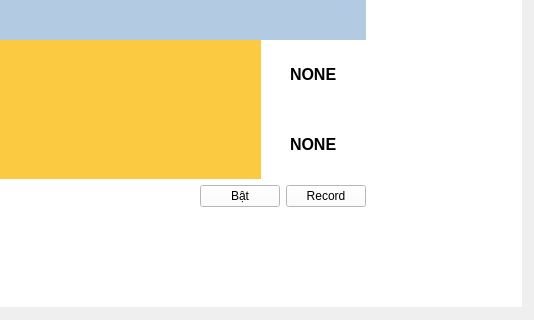
First picture: the form in UiFiles/createSample.ui, repository dangkh/UIDataCollection, before the edit; both pictures show x 759 to 1293 and y 314 to 634 of the 1293 by 634 pixel window.
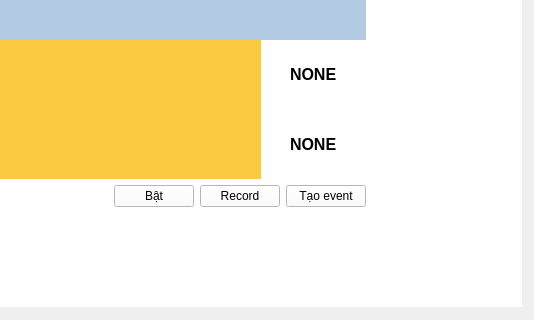
Second picture: the form after the edit. Icons and pictures are not drawn.

The edit to the form file:
```diff
--- a/UiFiles/createSample.ui
+++ b/UiFiles/createSample.ui
@@ -222,6 +222,13 @@
             </property>
            </widget>
           </item>
+          <item>
+           <widget class="QPushButton" name="eventCreateBtn">
+            <property name="text">
+             <string>Tạo event</string>
+            </property>
+           </widget>
+          </item>
          </layout>
         </item>
         <item row="0" column="0">
```
